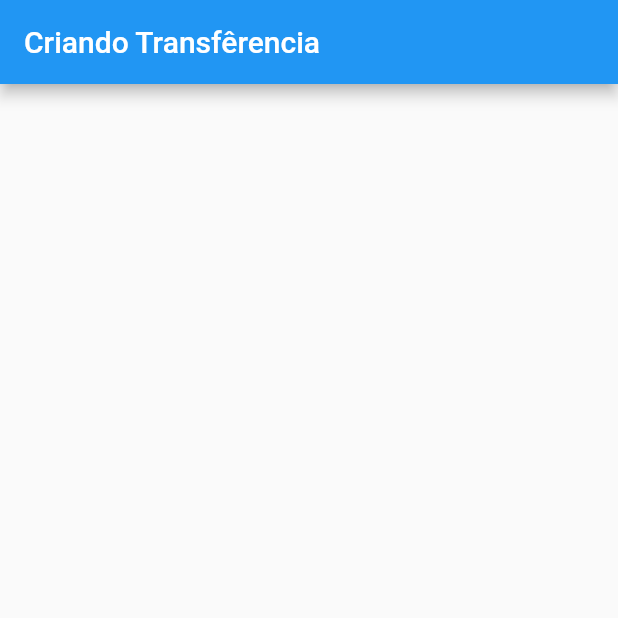
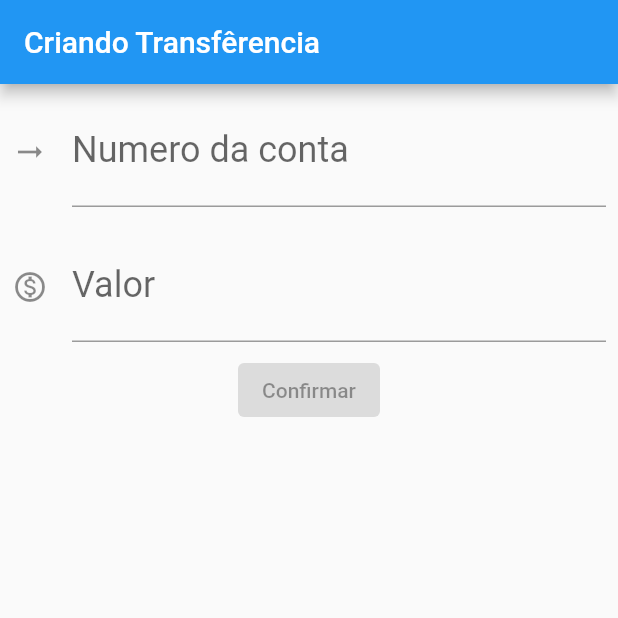
Before and after one commit to andsonsilv/my-bank-app, a Flutter app: the screen it shows after launch, on a phone screen of 412 x 824 dp, the top half of it. Run offline on Flutter 3.47's test engine with Material 2 defaults, Android fonts, the phone set to English and light mode, and no system bars.

Commit message:
Montando layout do formulário de transferência

```diff
--- a/lib/main.dart
+++ b/lib/main.dart
@@ -8,12 +8,7 @@ class MyBankApp extends StatelessWidget {
   @override
   Widget build(BuildContext context) {
     return MaterialApp(
-      home: Scaffold(
-        appBar: AppBar(
-          title: const Text('Criando Transfêrencia'),
-        ),
-        body: FormularioTransferencia(),
-      ),
+      home: FormularioTransferencia(),
     );
   }
 }
@@ -21,7 +16,43 @@ class MyBankApp extends StatelessWidget {
 class FormularioTransferencia extends StatelessWidget {
   @override
   Widget build(BuildContext context) {
-    return Container();
+    return Scaffold(
+      appBar: AppBar(
+        title: const Text('Criando Transfêrencia'),
+      ),
+      body: Column(
+        children: const [
+          Padding(
+            padding: EdgeInsets.all(8.0),
+            child: TextField(
+              style: TextStyle(fontSize: 24),
+              decoration: InputDecoration(
+                icon: Icon(Icons.arrow_right_alt_sharp),
+                labelText: 'Numero da conta',
+                hintText: '0000',
+              ),
+              keyboardType: TextInputType.number,
+            ),
+          ),
+          Padding(
+            padding: EdgeInsets.all(8.0),
+            child: TextField(
+              style: TextStyle(fontSize: 24),
+              decoration: InputDecoration(
+                icon: Icon(Icons.monetization_on_outlined),
+                labelText: 'Valor',
+                hintText: '0,00',
+              ),
+              keyboardType: TextInputType.number,
+            ),
+          ),
+          ElevatedButton(
+            onPressed: null,
+            child: const Text('Confirmar'),
+          ),
+        ],
+      ),
+    );
   }
 }
 
```
